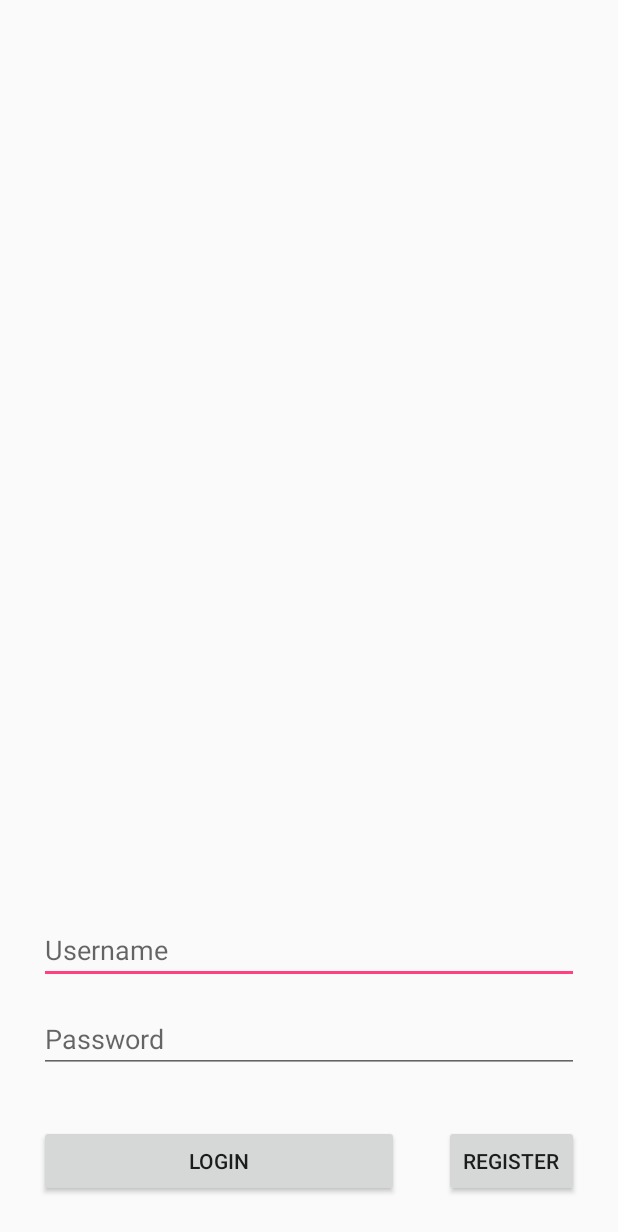
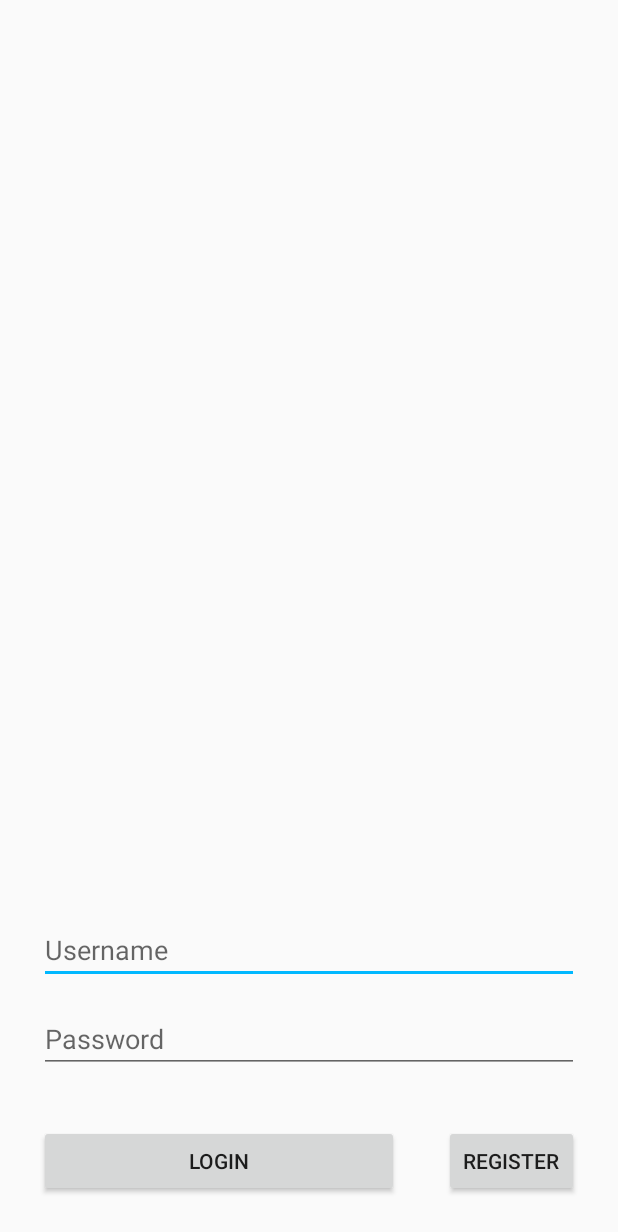
Before and after one commit to bladdragon/MasterDater, an Android app: the screen it shows after launch (LoginActivity), on a phone screen of 412 x 824 dp. Shown: the top 1232 px of the screen. Run offline under Robolectric (Android 15) with nearby library versions, the phone set to English and light mode, and no system bars.

Commit message:
Removed some code
Can run the app now

```diff
--- a/app/src/main/AndroidManifest.xml
+++ b/app/src/main/AndroidManifest.xml
@@ -10,16 +10,14 @@
         android:theme="@style/AppTheme">
         <activity android:name=".LoginActivity"
             android:label="@string/app_name"
-            android:theme="@style/AppTheme.NoActionBar"
-            android:configChanges="orientation|keyboardHidden|screenSize"
-            >
-
+            android:theme="@style/AppTheme.NoActionBar">
             <intent-filter>
                 <action android:name="android.intent.action.MAIN" />
 
                 <category android:name="android.intent.category.LAUNCHER" />
             </intent-filter>
         </activity>
+
         <activity
             android:name=".CalendarActivity"
             android:configChanges="orientation|keyboardHidden|screenSize"
--- a/app/src/main/java/com/example/austin/masterdater/LoginFragment.java
+++ b/app/src/main/java/com/example/austin/masterdater/LoginFragment.java
@@ -16,8 +16,6 @@ import android.widget.EditText;
 /**
  * A simple {@link Fragment} subclass.
  * Activities that contain this fragment must implement the
- * {@link LoginFragment.OnFragmentInteractionListener} interface
- * to handle interaction events.
  * Use the {@link LoginFragment#newInstance} factory method to
  * create an instance of this fragment.
  */
@@ -35,7 +33,6 @@ public class LoginFragment extends Fragment {
     private Button loginButton;
     private Button registerButton;
 
-    private OnFragmentInteractionListener mListener;
 
     public LoginFragment() {
         // Required empty public constructor
@@ -59,7 +56,6 @@ public class LoginFragment extends Fragment {
     }
 
 
-
     @Override
     public void onCreate(Bundle savedInstanceState) {
         super.onCreate(savedInstanceState);
@@ -74,7 +70,7 @@ public class LoginFragment extends Fragment {
     public View onCreateView(LayoutInflater inflater, ViewGroup container,
                              Bundle savedInstanceState) {
         // Inflate the layout for this fragment
-        View view  = inflater.inflate(R.layout.fragment_login, container, false);
+        View view = inflater.inflate(R.layout.fragment_login, container, false);
         loginButton = (Button) view.findViewById(R.id.loginButton);
         loginButton.setOnClickListener(new View.OnClickListener() {
             @Override
@@ -99,35 +95,4 @@ public class LoginFragment extends Fragment {
     }
 
 
-    @Override
-    public void onAttach(Context context) {
-        super.onAttach(context);
-        if (context instanceof OnFragmentInteractionListener) {
-            mListener = (OnFragmentInteractionListener) context;
-        } else {
-            throw new RuntimeException(context.toString()
-                    + " must implement OnFragmentInteractionListener");
-        }
-    }
-
-    @Override
-    public void onDetach() {
-        super.onDetach();
-        mListener = null;
-    }
-
-    /**
-     * This interface must be implemented by activities that contain this
-     * fragment to allow an interaction in this fragment to be communicated
-     * to the activity and potentially other fragments contained in that
-     * activity.
-     * <p/>
-     * See the Android Training lesson <a href=
-     * "http://developer.android.com/training/basics/fragments/communicating.html"
-     * >Communicating with Other Fragments</a> for more information.
-     */
-    public interface OnFragmentInteractionListener {
-        // TODO: Update argument type and name
-        void onFragmentInteraction(Uri uri);
-    }
 }
--- a/app/src/main/res/menu/menu_main.xml
+++ b/app/src/main/res/menu/menu_main.xml
@@ -5,6 +5,6 @@
     <item
         android:id="@+id/action_settings"
         android:orderInCategory="100"
-        android:title="@string/action_settings"
+        android:title="ActionSettings"
         app:showAsAction="never"/>
 </menu>
--- a/app/src/main/res/values/colors.xml
+++ b/app/src/main/res/values/colors.xml
@@ -1,6 +1,6 @@
 <?xml version="1.0" encoding="utf-8"?>
 <resources>
-    <color name="colorPrimary">#3F51B5</color>
-    <color name="colorPrimaryDark">#303F9F</color>
-    <color name="colorAccent">#FF4081</color>
+    <color name="colorPrimary">#ff3300</color>
+    <color name="colorPrimaryDark">#3d3e39</color>
+    <color name="colorAccent">#00b8ff</color>
 </resources>
```
Also changed, not shown: app/src/main/java/com/example/austin/masterdater/RegisterFragment.java (+0 -40 lines).
